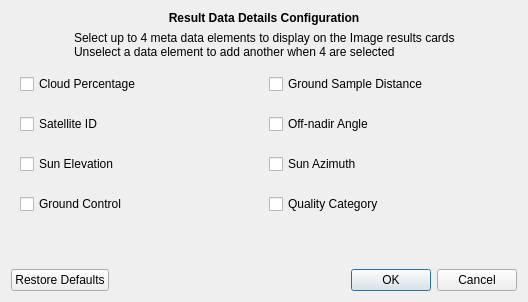
Above: planet_explorer/ui/results_configuration_dialog.ui from planetlabs/qgis-planet-plugin before the change. Below: the same form after it.
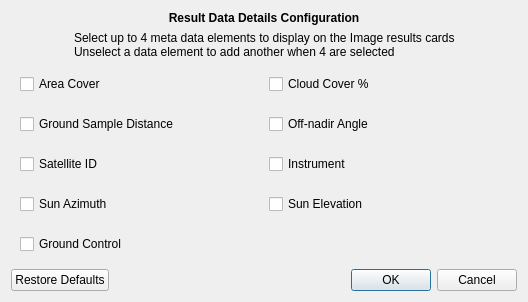
That is the form after the change.

Commit message: modified search results configuration dialog

Patch:
```diff
--- a/planet_explorer/ui/results_configuration_dialog.ui
+++ b/planet_explorer/ui/results_configuration_dialog.ui
@@ -82,35 +82,49 @@
      <property name="verticalSpacing">
       <number>20</number>
      </property>
-     <item row="1" column="0">
+     <item row="0" column="0">
+      <widget class="QCheckBox" name="chkAreaCover">
+       <property name="text">
+        <string>Area Cover</string>
+       </property>
+      </widget>
+     </item>
+     <item row="2" column="0">
       <widget class="QCheckBox" name="chkSatelliteId">
        <property name="text">
         <string>Satellite ID</string>
        </property>
       </widget>
      </item>
-     <item row="2" column="0">
-      <widget class="QCheckBox" name="chkSunElevation">
-       <property name="text">
-        <string>Sun Elevation</string>
-       </property>
-      </widget>
-     </item>
-     <item row="3" column="0">
+     <item row="5" column="0">
       <widget class="QCheckBox" name="chkGroundControl">
        <property name="text">
         <string>Ground Control</string>
        </property>
       </widget>
      </item>
-     <item row="0" column="0">
-      <widget class="QCheckBox" name="chkCloudPercentage">
+     <item row="3" column="0">
+      <widget class="QCheckBox" name="chkSunAzimuth">
        <property name="text">
-        <string>Cloud Percentage</string>
+        <string>Sun Azimuth</string>
+       </property>
+      </widget>
+     </item>
+     <item row="3" column="1">
+      <widget class="QCheckBox" name="chkSunElevation">
+       <property name="text">
+        <string>Sun Elevation</string>
        </property>
       </widget>
      </item>
      <item row="0" column="1">
+      <widget class="QCheckBox" name="chkCloudPercentage">
+       <property name="text">
+        <string>Cloud Cover %</string>
+       </property>
+      </widget>
+     </item>
+     <item row="1" column="0">
       <widget class="QCheckBox" name="chkGroundSampleDistance">
        <property name="text">
         <string>Ground Sample Distance</string>
@@ -125,16 +139,9 @@
       </widget>
      </item>
      <item row="2" column="1">
-      <widget class="QCheckBox" name="chkSunAzimuth">
+      <widget class="QCheckBox" name="chkInstrument">
        <property name="text">
-        <string>Sun Azimuth</string>
-       </property>
-      </widget>
-     </item>
-     <item row="3" column="1">
-      <widget class="QCheckBox" name="chkQualityCategory">
-       <property name="text">
-        <string>Quality Category</string>
+        <string>Instrument</string>
        </property>
       </widget>
      </item>
```
The commit also changes 2 other files.
